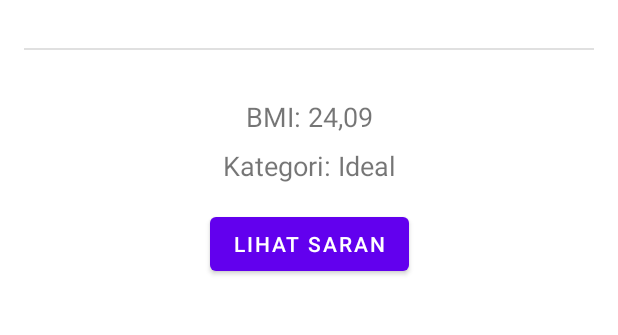
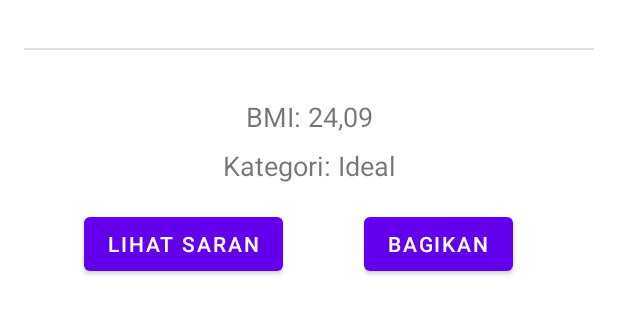
Before and after one commit to D3IF-Cool/4301-hitung-bmi-rachmad001, an Android app: the screen it shows after launch (MainActivity), on a phone screen of 412 x 824 dp, the part 561-896 px from its top. Run offline under Robolectric (Android 15) with nearby library versions, the phone set to English and light mode, and no system bars; our stand-ins replace navigation-ui.

Commit message:
Membuat navigasi ke app lain

```diff
--- a/app/src/main/res/layout/fragment_hitung.xml
+++ b/app/src/main/res/layout/fragment_hitung.xml
@@ -83,7 +83,7 @@
                 android:id="@+id/priaRadioButton"
                 android:layout_width="113dp"
                 android:layout_height="wrap_content"
-                android:text="@string/Pria" />
+                android:text="@string/pria" />
 
             <RadioButton
                 android:id="@+id/wanitaRadioButton"
@@ -140,11 +140,22 @@
             android:id="@+id/saranButton"
             android:layout_width="wrap_content"
             android:layout_height="wrap_content"
+            android:layout_marginStart="56dp"
             android:layout_marginTop="16dp"
             android:text="@string/lihat_saran"
-            app:layout_constraintEnd_toEndOf="parent"
             app:layout_constraintStart_toStartOf="parent"
             app:layout_constraintTop_toBottomOf="@+id/kategoriTextView" />
+
+        <Button
+            android:id="@+id/shareButton"
+            android:layout_width="wrap_content"
+            android:layout_height="wrap_content"
+            android:layout_marginEnd="16dp"
+            android:text="@string/bagikan"
+            app:layout_constraintEnd_toEndOf="parent"
+            app:layout_constraintStart_toEndOf="@+id/saranButton"
+            app:layout_constraintTop_toTopOf="@+id/saranButton" />
+
     </androidx.constraintlayout.widget.ConstraintLayout>
 
 </ScrollView>
--- a/app/src/main/res/values/strings.xml
+++ b/app/src/main/res/values/strings.xml
@@ -8,7 +8,7 @@
     <string name="berat_badan">Berat badan (kg)</string>
     <string name="tinggi_badan">Tinggi badan (cm)</string>
     <string name="jenis_kelamin">Jenis kelamin</string>
-    <string name="Pria">pria</string>
+    <string name="pria">pria</string>
     <string name="wanita">Wanita</string>
     <string name="hitung">Hitung</string>
     <string name="bmi_x">BMI: %1$.2f</string>
@@ -28,4 +28,6 @@
     <string name="lihat_saran">Lihat Saran</string>
     <string name="copyright">Hitung BMI merupakan sebuah aplikasi Android untuk menghitung body mass index (BMI) sehingga seseorang dapat mengetahui apakah berat badannya ideal, gemuk atau kurus.\n\nAplikasi ini dibuat untuk kelas Mobpro 1. Temukan kodenya di https://github.com/indraazimi/hitung-bmi\n\nCopyright © 2021 Indra Azimi.\nAll rights reserved.</string>
     <string name="tentang_aplikasi">Tentang Aplikasi</string>
+    <string name="bagikan">Bagikan</string>
+    <string name="bagikan_template">Berat badan: %1$s kg\nTinggi badan: %2$scm\nJenis kelamin: %3$s\n\n%4$s\n%5$s</string>
 </resources>
```
Also changed, not shown: app/src/main/java/org/d3if4025/hitungbmi/ui/HitungFragment.kt (+25 -0 lines).
